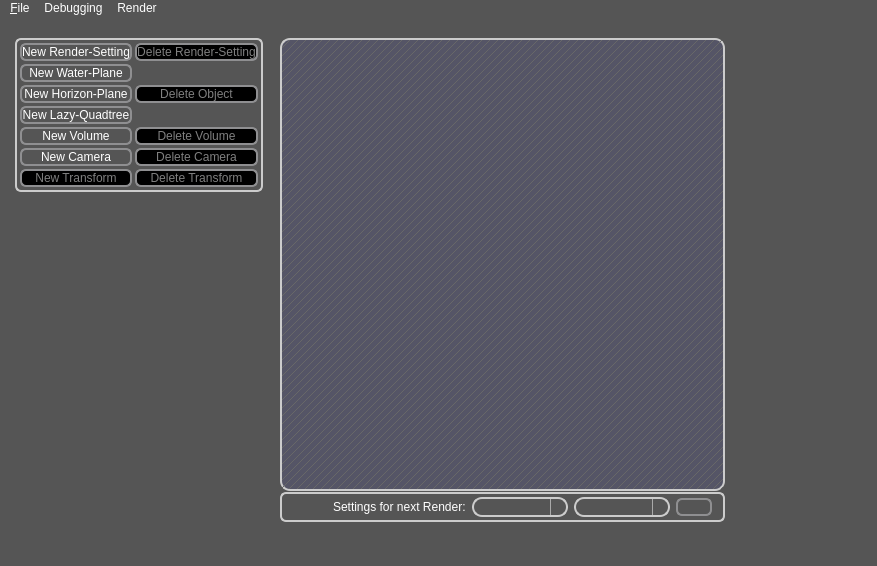
Old version of the form qt-frontend/SimplexGui/mainwindow.ui in the repository phresnel/picogen.
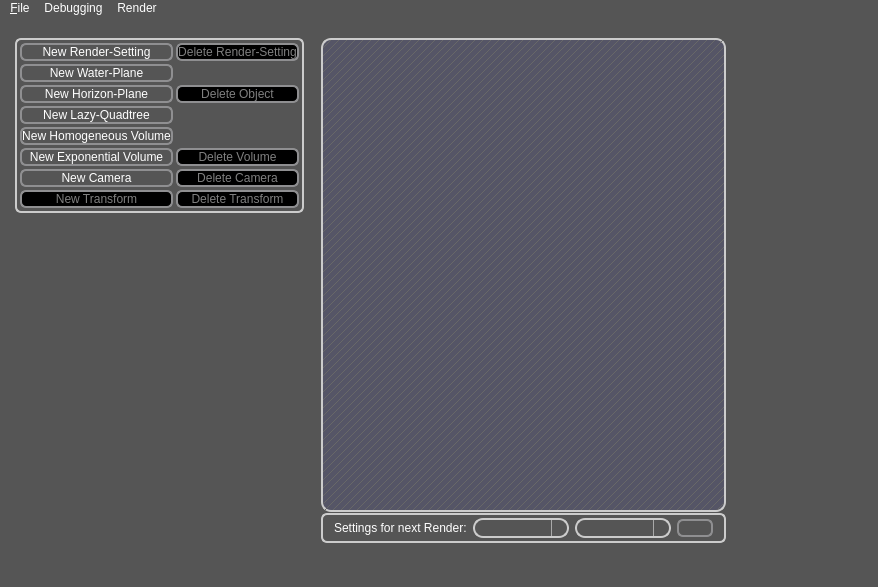
New version of the form. Icons and pictures are not drawn. Custom widgets are drawn as their Qt base class.

Commit message: make volume type read only, and have several add-facilities

Patch:
```diff
--- a/qt-frontend/SimplexGui/mainwindow.ui
+++ b/qt-frontend/SimplexGui/mainwindow.ui
@@ -267,7 +267,7 @@
              </property>
             </widget>
            </item>
-           <item row="7" column="0">
+           <item row="8" column="0">
             <widget class="QPushButton" name="newCameraButton">
              <property name="enabled">
               <bool>true</bool>
@@ -277,7 +277,7 @@
              </property>
             </widget>
            </item>
-           <item row="7" column="1">
+           <item row="8" column="1">
             <widget class="QPushButton" name="deleteCameraButton">
              <property name="enabled">
               <bool>false</bool>
@@ -287,7 +287,7 @@
              </property>
             </widget>
            </item>
-           <item row="8" column="0">
+           <item row="9" column="0">
             <widget class="QPushButton" name="newSubTransformButton">
              <property name="enabled">
               <bool>false</bool>
@@ -297,7 +297,7 @@
              </property>
             </widget>
            </item>
-           <item row="8" column="1">
+           <item row="9" column="1">
             <widget class="QPushButton" name="deleteSubTransformButton">
              <property name="enabled">
               <bool>false</bool>
@@ -307,26 +307,6 @@
              </property>
             </widget>
            </item>
-           <item row="5" column="0">
-            <widget class="QPushButton" name="newVolumeButton">
-             <property name="enabled">
-              <bool>true</bool>
-             </property>
-             <property name="text">
-              <string>New Volume</string>
-             </property>
-            </widget>
-           </item>
-           <item row="5" column="1">
-            <widget class="QPushButton" name="deleteVolumeButton">
-             <property name="enabled">
-              <bool>false</bool>
-             </property>
-             <property name="text">
-              <string>Delete Volume</string>
-             </property>
-            </widget>
-           </item>
            <item row="3" column="0">
             <widget class="QPushButton" name="newHorizonPlaneButton">
              <property name="enabled">
@@ -367,6 +347,36 @@
              </property>
             </widget>
            </item>
+           <item row="6" column="0">
+            <widget class="QPushButton" name="newHomogeneousVolumeButton">
+             <property name="enabled">
+              <bool>true</bool>
+             </property>
+             <property name="text">
+              <string>New Homogeneous Volume</string>
+             </property>
+            </widget>
+           </item>
+           <item row="7" column="0">
+            <widget class="QPushButton" name="newExponentialVolumeButton">
+             <property name="enabled">
+              <bool>true</bool>
+             </property>
+             <property name="text">
+              <string>New Exponential Volume</string>
+             </property>
+            </widget>
+           </item>
+           <item row="7" column="1">
+            <widget class="QPushButton" name="deleteVolumeButton">
+             <property name="enabled">
+              <bool>false</bool>
+             </property>
+             <property name="text">
+              <string>Delete Volume</string>
+             </property>
+            </widget>
+           </item>
           </layout>
          </widget>
         </item>
```
Left out of the diff: 20 changed lines with no effect on the pictures. The commit also changes 2 other files.
